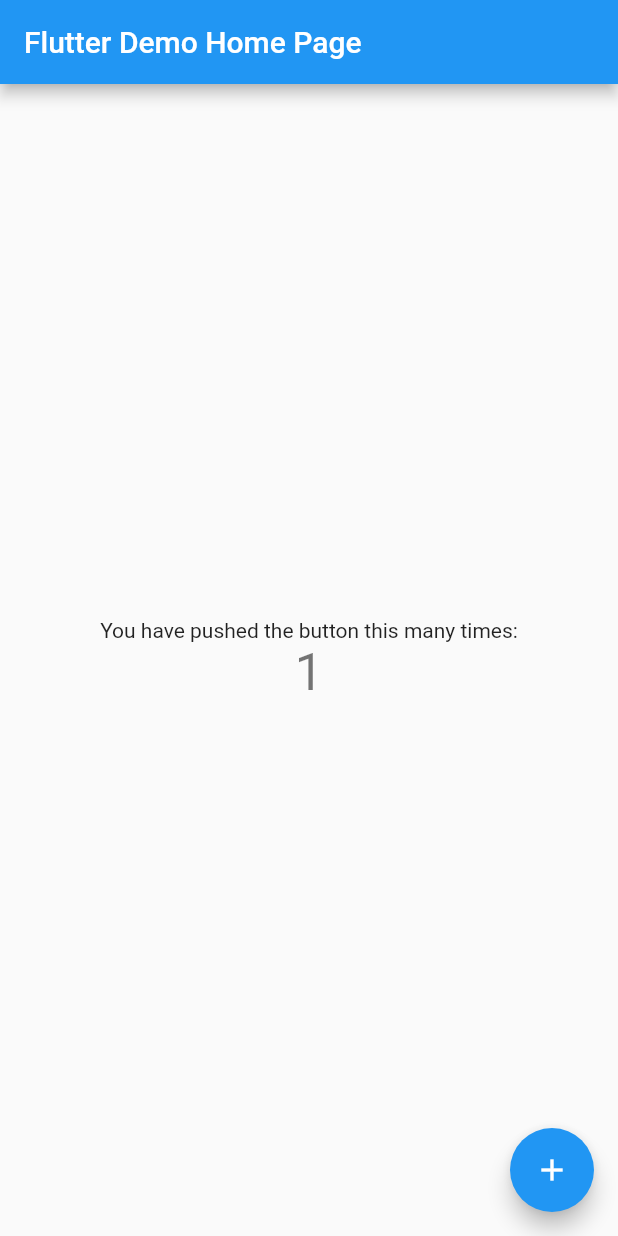
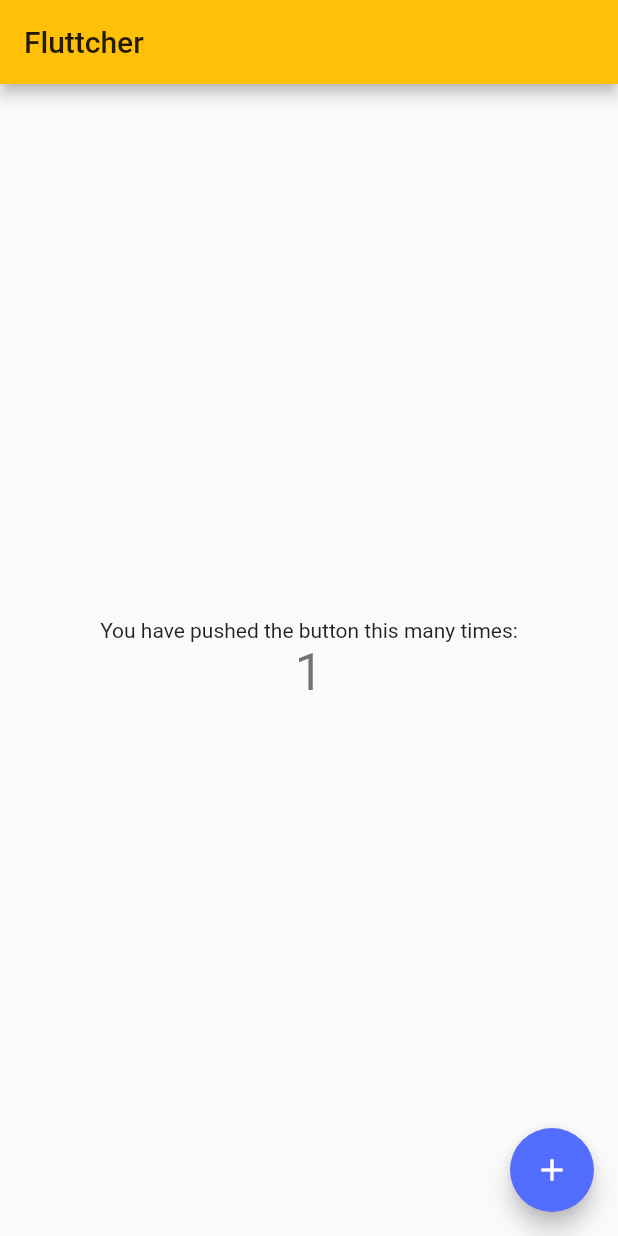
Before and after one commit to joaovperin/fluttcher, a Flutter app: the screen it shows after launch, after a tap on the "add" icon, on a phone screen of 412 x 824 dp. Run offline on Flutter 3.47's test engine with Material 2 defaults, Android fonts, the phone set to English and light mode, and no system bars.

Commit message:
Created app structure.

```diff
--- a/lib/main.dart
+++ b/lib/main.dart
@@ -1,111 +1,29 @@
 import 'package:flutter/material.dart';
 
+import 'pages/home/home.page.dart';
+import 'pages/splash/splash.page.dart';
+import 'shared/constants/app.constants.dart';
+
+/// Main function - runs app
 void main() => runApp(MyApp());
 
+/// Main class of the app
 class MyApp extends StatelessWidget {
   // This widget is the root of your application.
   @override
   Widget build(BuildContext context) {
+
     return MaterialApp(
-      title: 'Flutter Demo',
-      theme: ThemeData(
-        // This is the theme of your application.
-        //
-        // Try running your application with "flutter run". You'll see the
-        // application has a blue toolbar. Then, without quitting the app, try
-        // changing the primarySwatch below to Colors.green and then invoke
-        // "hot reload" (press "r" in the console where you ran "flutter run",
-        // or simply save your changes to "hot reload" in a Flutter IDE).
-        // Notice that the counter didn't reset back to zero; the application
-        // is not restarted.
-        primarySwatch: Colors.blue,
-      ),
-      home: MyHomePage(title: 'Flutter Demo Home Page'),
-    );
+        title: kAppTitle,
+        debugShowCheckedModeBanner: false,
+        theme: ThemeData(
+            primarySwatch: Colors.amber,
+            accentColor: Colors.indigoAccent,
+            accentIconTheme: IconThemeData(color: Colors.white),
+            backgroundColor: Colors.pink),
+        home: SplashPage(),
+        routes: <String, WidgetBuilder>{
+          '/home': (BuildContext context) => HomePage(title: kAppTitle),
+        });
   }
 }
-
-class MyHomePage extends StatefulWidget {
-  MyHomePage({Key key, this.title}) : super(key: key);
-
-  // This widget is the home page of your application. It is stateful, meaning
-  // that it has a State object (defined below) that contains fields that affect
-  // how it looks.
-
-  // This class is the configuration for the state. It holds the values (in this
-  // case the title) provided by the parent (in this case the App widget) and
-  // used by the build method of the State. Fields in a Widget subclass are
-  // always marked "final".
-
-  final String title;
-
-  @override
-  _MyHomePageState createState() => _MyHomePageState();
-}
-
-class _MyHomePageState extends State<MyHomePage> {
-  int _counter = 0;
-
-  void _incrementCounter() {
-    setState(() {
-      // This call to setState tells the Flutter framework that something has
-      // changed in this State, which causes it to rerun the build method below
-      // so that the display can reflect the updated values. If we changed
-      // _counter without calling setState(), then the build method would not be
-      // called again, and so nothing would appear to happen.
-      _counter++;
-    });
-  }
-
-  @override
-  Widget build(BuildContext context) {
-    // This method is rerun every time setState is called, for instance as done
-    // by the _incrementCounter method above.
-    //
-    // The Flutter framework has been optimized to make rerunning build methods
-    // fast, so that you can just rebuild anything that needs updating rather
-    // than having to individually change instances of widgets.
-    return Scaffold(
-      appBar: AppBar(
-        // Here we take the value from the MyHomePage object that was created by
-        // the App.build method, and use it to set our appbar title.
-        title: Text(widget.title),
-      ),
-      body: Center(
-        // Center is a layout widget. It takes a single child and positions it
-        // in the middle of the parent.
-        child: Column(
-          // Column is also a layout widget. It takes a list of children and
-          // arranges them vertically. By default, it sizes itself to fit its
-          // children horizontally, and tries to be as tall as its parent.
-          //
-          // Invoke "debug painting" (press "p" in the console, choose the
-          // "Toggle Debug Paint" action from the Flutter Inspector in Android
-          // Studio, or the "Toggle Debug Paint" command in Visual Studio Code)
-          // to see the wireframe for each widget.
-          //
-          // Column has various properties to control how it sizes itself and
-          // how it positions its children. Here we use mainAxisAlignment to
-          // center the children vertically; the main axis here is the vertical
-          // axis because Columns are vertical (the cross axis would be
-          // horizontal).
-          mainAxisAlignment: MainAxisAlignment.center,
-          children: <Widget>[
-            Text(
-              'You have pushed the button this many times:',
-            ),
-            Text(
-              '$_counter',
-              style: Theme.of(context).textTheme.display1,
-            ),
-          ],
-        ),
-      ),
-      floatingActionButton: FloatingActionButton(
-        onPressed: _incrementCounter,
-        tooltip: 'Increment',
-        child: Icon(Icons.add),
-      ), // This trailing comma makes auto-formatting nicer for build methods.
-    );
-  }
-}
--- /dev/null
+++ b/lib/pages/home/home.page.dart
@@ -0,0 +1,47 @@
+import 'package:flutter/material.dart';
+
+///
+/// HomePage
+///
+class HomePage extends StatefulWidget {
+  HomePage({Key key, this.title}) : super(key: key);
+
+  final String title;
+
+  @override
+  _HomePageState createState() => _HomePageState();
+}
+
+///
+/// State for the HomePage
+///
+class _HomePageState extends State<HomePage> {
+  int _counter = 0;
+
+  void _incrementCounter() {
+    setState(() => _counter++);
+  }
+
+  @override
+  Widget build(BuildContext context) {
+    return Scaffold(
+      appBar: AppBar(
+        title: Text(widget.title),
+      ),
+      body: Center(
+        child: Column(
+          mainAxisAlignment: MainAxisAlignment.center,
+          children: <Widget>[
+            Text('You have pushed the button this many times:'),
+            Text('$_counter', style: Theme.of(context).textTheme.display1),
+          ],
+        ),
+      ),
+      floatingActionButton: FloatingActionButton(
+        onPressed: _incrementCounter,
+        tooltip: 'Increment',
+        child: Icon(Icons.add),
+      ),
+    );
+  }
+}
--- /dev/null
+++ b/lib/pages/splash/splash.page.dart
@@ -0,0 +1,46 @@
+import 'package:fluttcher/shared/constants/app.constants.dart';
+import 'package:flutter/material.dart';
+
+import 'package:fluttcher/pages/home/home.page.dart';
+
+///
+/// Splash page
+///
+class SplashPage extends StatefulWidget {
+  SplashPage({Key key}) : super(key: key);
+
+  @override
+  SplashPageState createState() => SplashPageState();
+}
+
+///
+/// State for the splash page
+///
+class SplashPageState extends State<SplashPage> {
+  static const kSplashDurationSeconds = 3;
+
+  @override
+  initState() {
+    super.initState();
+    _gotoHomePage();
+  }
+
+  @override
+  Widget build(BuildContext context) {
+    return Scaffold(
+      body: Center(
+        child: Container(
+          child: CircularProgressIndicator(),
+        ),
+      ),
+    );
+  }
+
+  void _gotoHomePage() async {
+    Future.delayed(Duration(seconds: kSplashDurationSeconds), () {
+      // Navigate to home page
+      Navigator.pushReplacement(context,
+          MaterialPageRoute(builder: (context) => HomePage(title: kAppTitle)));
+    });
+  }
+}
--- /dev/null
+++ b/lib/shared/constants/app.constants.dart
@@ -0,0 +1,4 @@
+///
+/// A File to group constants used on the whole app
+///
+const String kAppTitle = 'Fluttcher';
```
Also changed, not shown: 1 other file.
